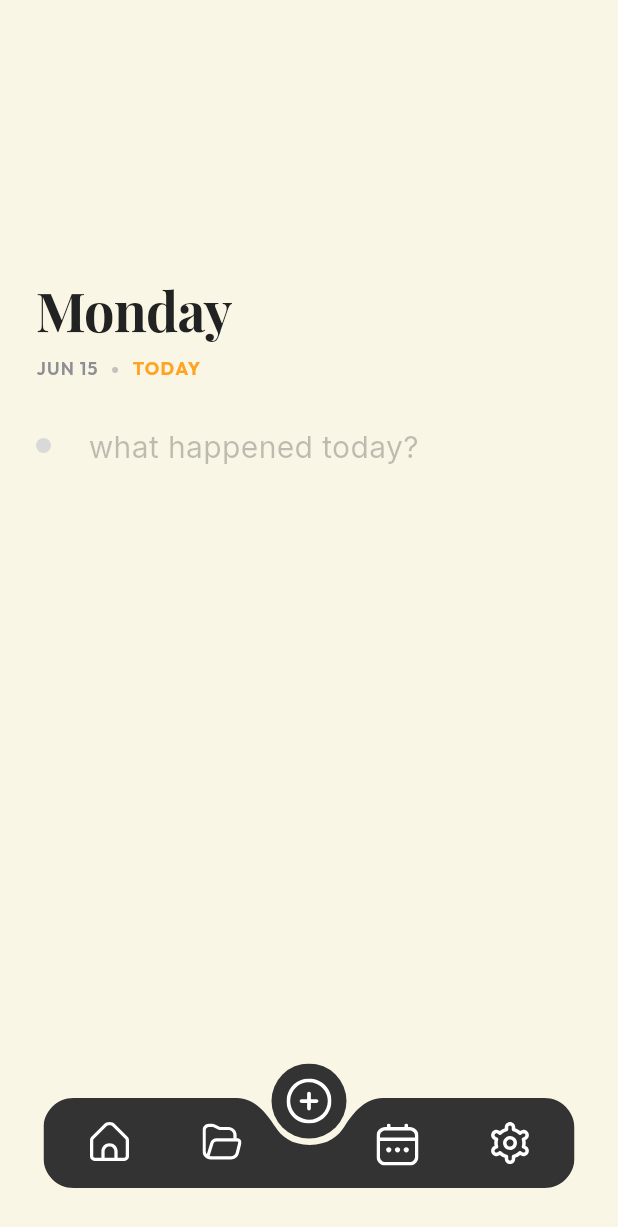
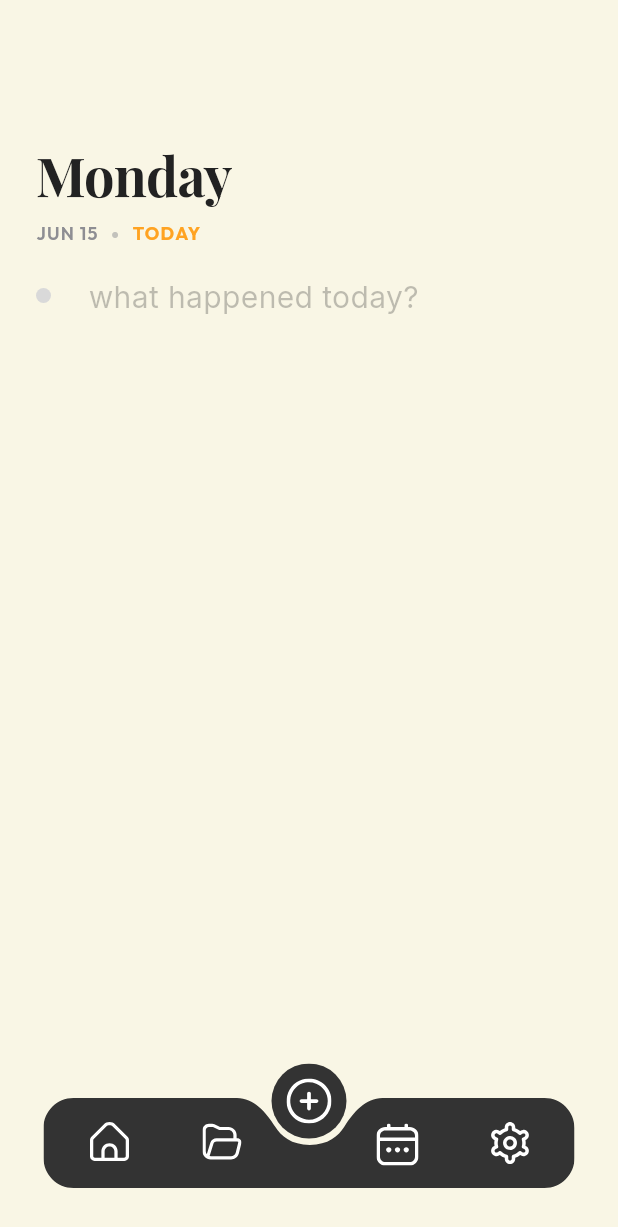
Before and after one commit to HemanthAdapala/QuickNotes, a Flutter app: the HomeScreen screen opened directly, on a phone screen of 412 x 824 dp. Shown: the top 1227 px of the screen. Run offline on Flutter 3.47's test engine with Material 3 defaults, Android fonts, the phone set to English and light mode, and no system bars; our stand-ins replace audioplayers, flutter_local_notifications, flutter_markdown, flutter_secure_storage, flutter_svg, google_fonts and 7 more; missing offline and left inert: encrypt, home_widget, record; accounts and stored records are empty; network calls fail; project files that could hold a hidden picture were left out.

Commit message:
ui: refine Home screen vertical spacing for writing prompt accessibility

```diff
--- a/lib/views/widgets/home_prompt_view.dart
+++ b/lib/views/widgets/home_prompt_view.dart
@@ -31,7 +31,7 @@ class HomePromptView extends StatelessWidget {
       child: Column(
         crossAxisAlignment: CrossAxisAlignment.start,
         children: [
-          const SizedBox(height: 180.0), // push down to upper-middle center
+          const SizedBox(height: 90.0), // push down to upper third center
 
           // Date Headers
           Text(
@@ -75,7 +75,7 @@ class HomePromptView extends StatelessWidget {
               ),
             ],
           ),
-          const SizedBox(height: 30.0),
+          const SizedBox(height: 20.0),
 
           // Entry Row
           GestureDetector(
```
